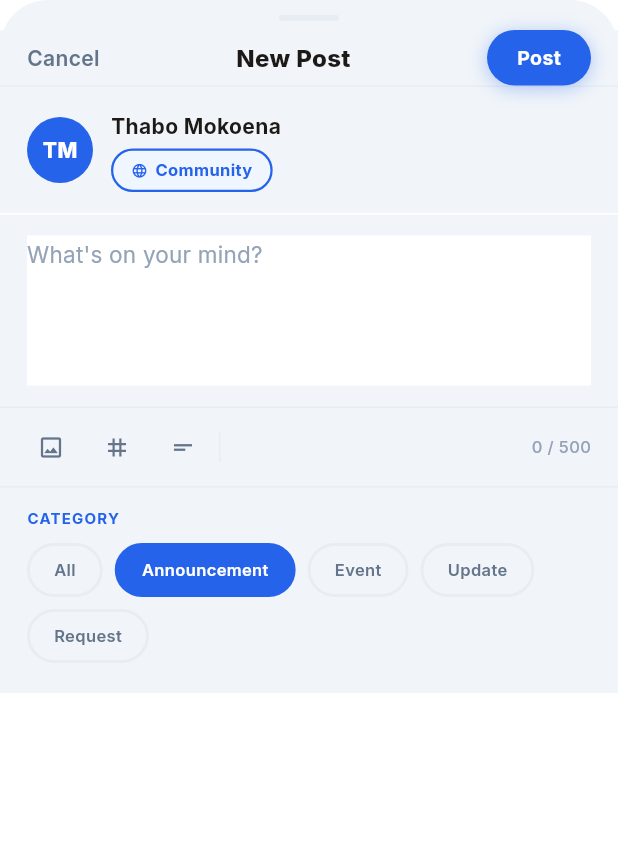
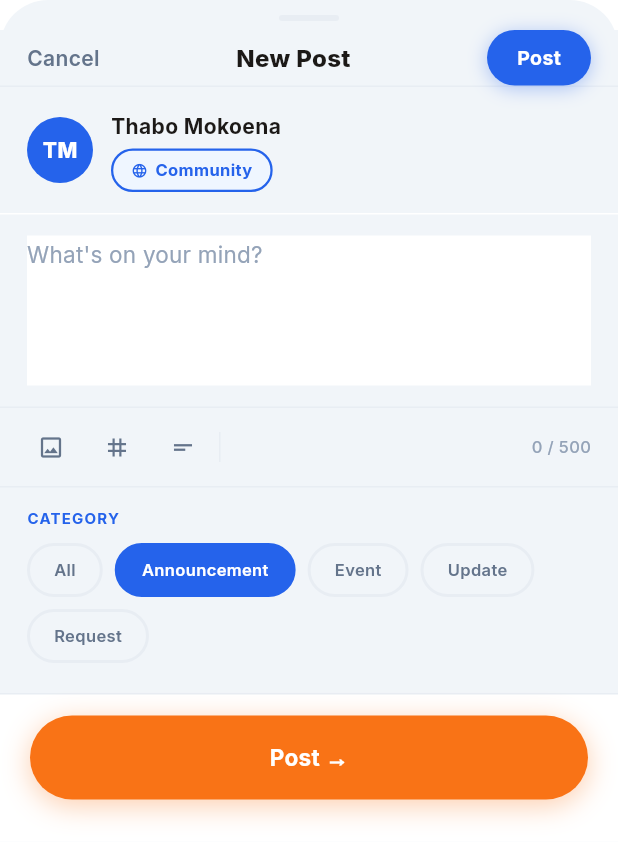
Before and after one commit to LungeloNgcemu/ChurchWeb, a Flutter app: the CreatePage screen opened by its route, on a phone screen of 412 x 824 dp. Shown: the top 859 px of the screen. Run offline on Flutter 3.47's test engine with Material 3 defaults, Android fonts, the phone set to English and light mode, and no system bars; our stand-ins replace appwrite, awesome_snackbar_content, cached_network_image, carousel_slider, dropdown_button2, firebase_core and 18 more; missing offline and left inert: animated_snack_bar, bottom_sheet, dart:html, dart:js, flutter_event_calendar, flutter_product_carousel and 3 more; accounts and stored records are empty.

Commit message:
fix: New Post - add bottom Post button
Add full-width pinned Post CTA at bottom of sheet, matching the Publish
button pattern in create_media.dart: Container with AppSpacing.ctaStripPadding,
top border, ConnectButton.primary (orange). Header Post button kept intact.

Co-Authored-By: Claude Sonnet 4.6 <noreply@anthropic.com>

```diff
--- a/lib/screens/post/create_post.dart
+++ b/lib/screens/post/create_post.dart
@@ -590,6 +590,22 @@ class _PosterState extends State<Poster> {
               ),
             ),
           ),
+
+          // ── Fixed bottom Post CTA ─────────────────────────────────────────
+          Container(
+            padding: AppSpacing.ctaStripPadding,
+            decoration: BoxDecoration(
+              color: AppColors.white,
+              border: Border(
+                top: BorderSide(color: AppColors.surfaceAlt, width: 1),
+              ),
+            ),
+            child: ConnectButton.primary(
+              label: 'Post →',
+              isLoading: isLoading,
+              onTap: isLoading ? null : _handlePost,
+            ),
+          ),
         ],
       ),
     );
```
